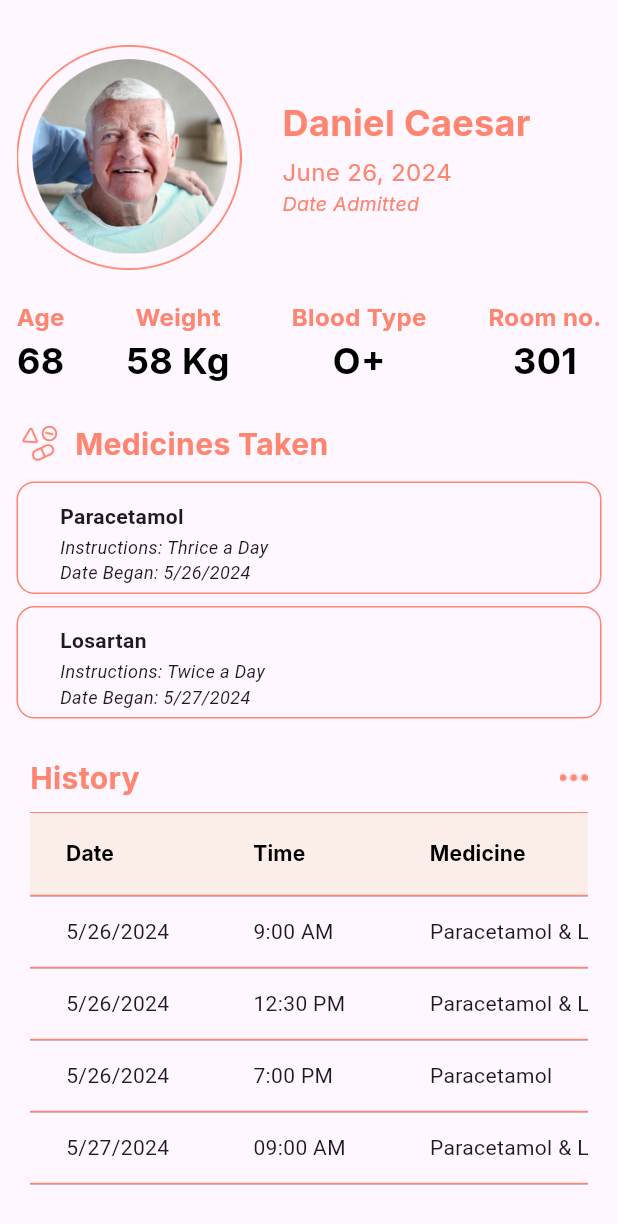
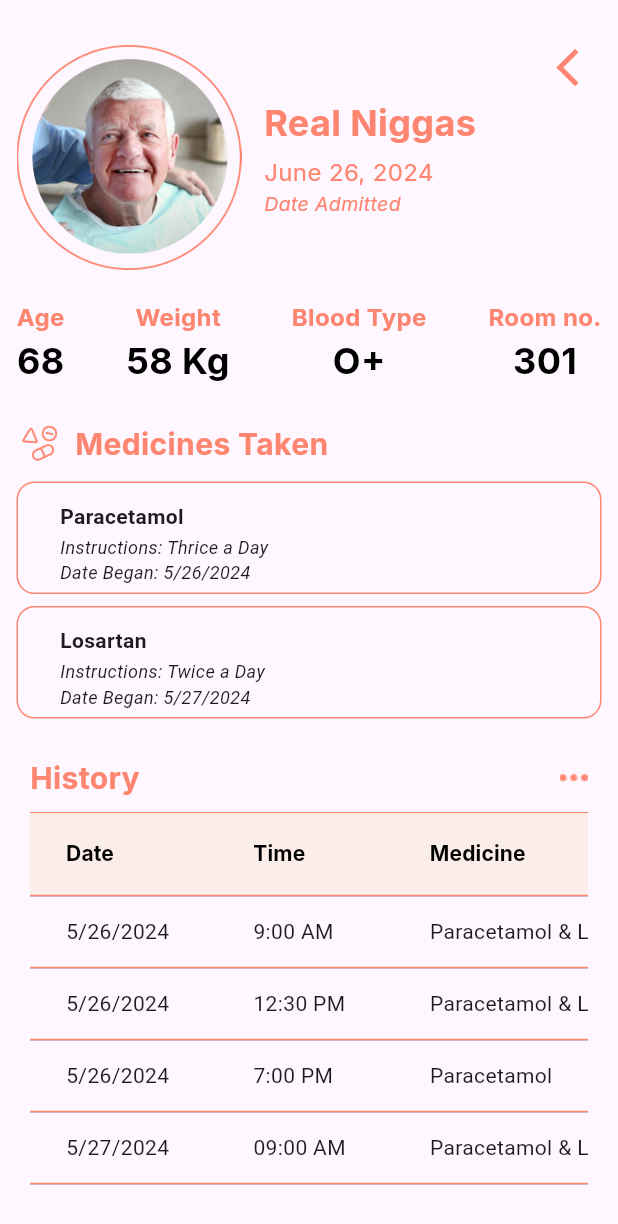
Before and after one commit to vaatic221b/patient_link_prototype, a Flutter app: the PatientInfoPage screen opened directly, after a tap on "Medicines Taken", on a phone screen of 412 x 824 dp. Shown: the top 1224 px of the screen. Run offline on Flutter 3.47's test engine with Material 3 defaults, Android fonts, the phone set to English and light mode, and no system bars; our stand-ins replace google_fonts.

Commit message:
added back button

```diff
--- a/lib/screens/details/medicineTaken.dart
+++ b/lib/screens/details/medicineTaken.dart
@@ -51,11 +51,12 @@ class _MedicineTakenPageState extends State<MedicineLogsPage> {
               ),
             ),
           ),
+          const SizedBox(width: 15),
           Column(
             mainAxisAlignment: MainAxisAlignment.center,
             crossAxisAlignment: CrossAxisAlignment.start,
             children: [
-              Text('Daniel Caesar',
+              Text('Real Niggas',
                   style: interBold.copyWith(color: orange, fontSize: 24)),
               const SizedBox(height: 5),
               Text('June 26, 2024',
@@ -64,7 +65,20 @@ class _MedicineTakenPageState extends State<MedicineLogsPage> {
                   style: interItalic.copyWith(color: orange, fontSize: 13)),
             ],
           ),
-          const SizedBox(width: 20)
+          const Spacer(),
+          GestureDetector(
+            onTap: () {
+              Navigator.pop(context);
+            },
+            child: const Align(
+              alignment: Alignment.topRight,
+              child: Icon(
+                Icons.arrow_back_ios,
+                color: Color(0xFFFE8570),
+                size: 30,
+              ),
+            ),
+          )
         ],
       ),
     );
--- a/lib/screens/patient_info.dart
+++ b/lib/screens/patient_info.dart
@@ -55,6 +55,7 @@ class _PatientInfoPageState extends State<PatientInfoPage> {
               ),
             ),
           ),
+          const SizedBox(width: 15),
           Column(
             mainAxisAlignment: MainAxisAlignment.center,
             crossAxisAlignment: CrossAxisAlignment.start,
@@ -68,7 +69,20 @@ class _PatientInfoPageState extends State<PatientInfoPage> {
                   style: interItalic.copyWith(color: orange, fontSize: 13)),
             ],
           ),
-          const SizedBox(width: 20)
+          const Spacer(),
+          GestureDetector(
+            onTap: () {
+              Navigator.pop(context);
+            },
+            child: const Align(
+              alignment: Alignment.topRight,
+              child: Icon(
+                Icons.arrow_back_ios,
+                color: Color(0xFFFE8570),
+                size: 30,
+              ),
+            ),
+          )
         ],
       ),
     );
```
Also changed, not shown: lib/screens/details/vitals.dart (+15 -1 lines).
